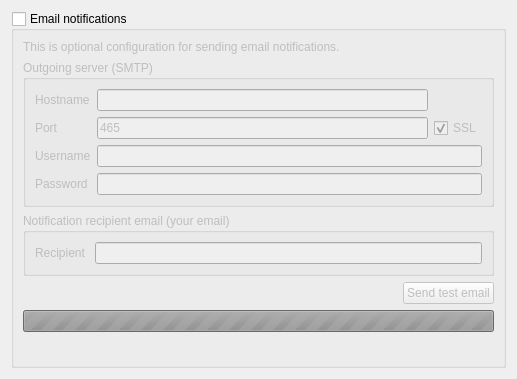
Qt form gui/smtpclient.ui (ensisoft/newsflash-plus) before a commit.
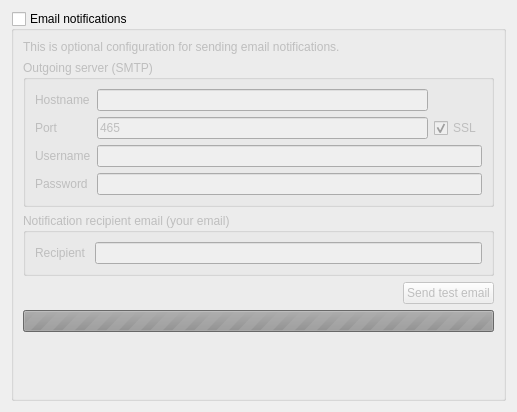
The same form after that commit.

Commit message:
Fixed SMTP client UI's widgets tab order
Fixed SMTP client UI's widgets tab order.

The edit to the form file:
```diff
--- a/gui/smtpclient.ui
+++ b/gui/smtpclient.ui
@@ -7,7 +7,7 @@
     <x>0</x>
     <y>0</y>
     <width>517</width>
-    <height>379</height>
+    <height>412</height>
    </rect>
   </property>
   <property name="windowTitle">
```
Left out of the diff: 10 changed lines with no effect on the pictures.
